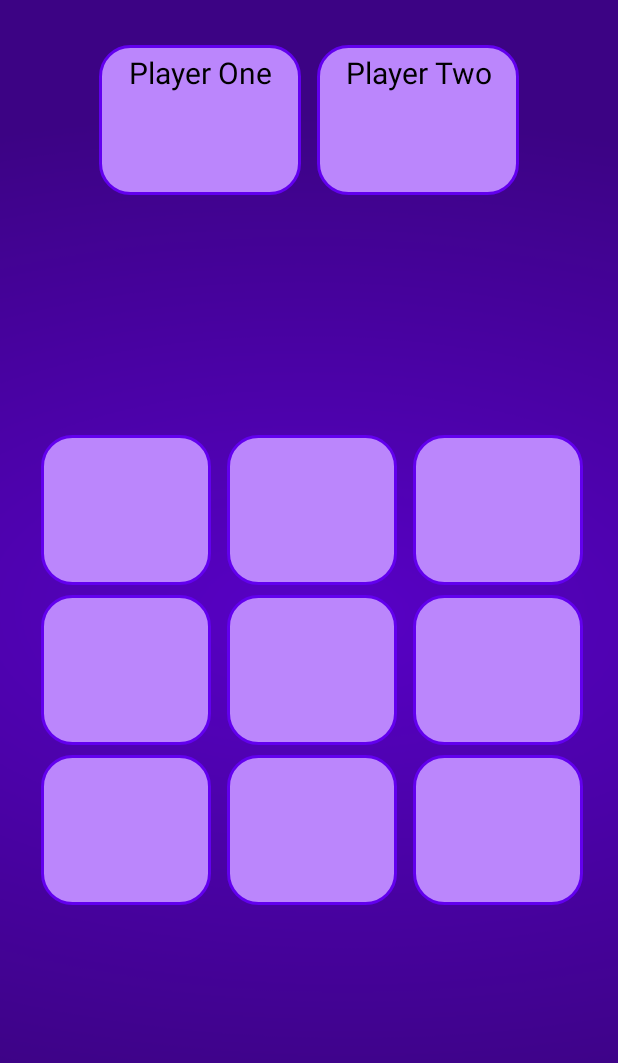
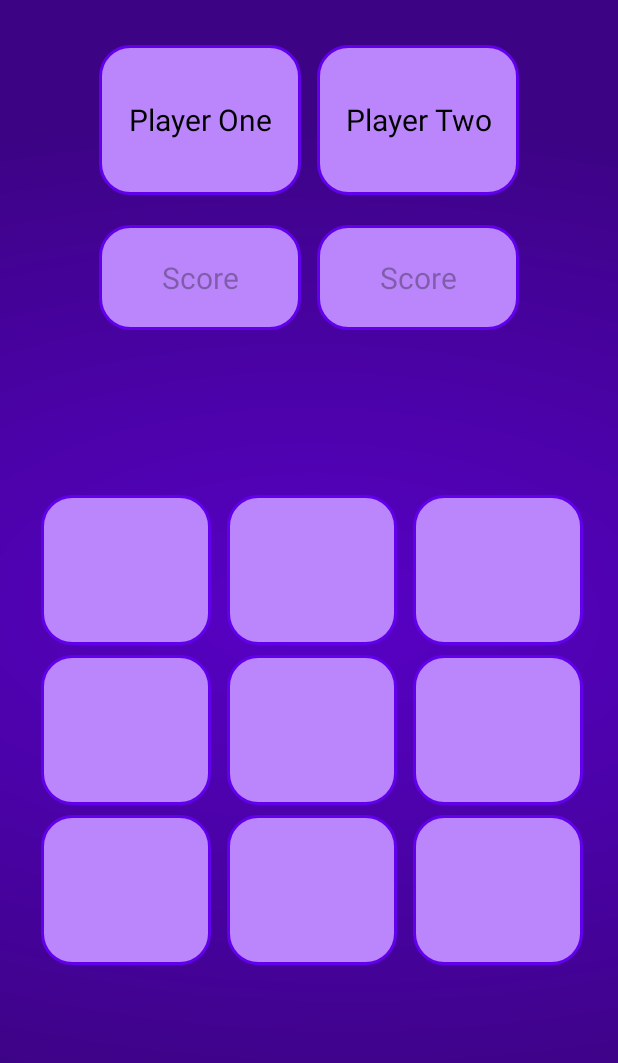
Before and after one commit to mahamud-13756/TicTacToeGame, an Android app: the screen it shows after launch (MainActivity), on a phone screen of 412 x 824 dp. Shown: the top 1063 px of the screen. Run offline under Robolectric (Android 15) with nearby library versions, the phone set to English and light mode, and no system bars.

Commit message:
Score Option add on UI

```diff
--- a/app/src/main/res/layout/activity_main.xml
+++ b/app/src/main/res/layout/activity_main.xml
@@ -29,6 +29,7 @@
             android:text="@string/player_one"
             android:textSize="20sp"
             android:textAlignment="center"
+            android:gravity="center"
             android:textColor="@color/black"
 
             />
@@ -42,6 +43,47 @@
             android:text="Player Two"
             android:textColor="@color/black"
             android:textSize="20sp"
+            android:gravity="center"
+            android:textAlignment="center"
+            />
+
+
+    </LinearLayout>
+
+
+    <LinearLayout
+        android:layout_width="300dp"
+        android:layout_height="90dp"
+        android:orientation="horizontal"
+        android:layout_gravity="center_horizontal"
+        android:padding="10dp"
+        android:weightSum="2"
+        tools:ignore="HardcodedText">
+
+        <TextView
+            android:layout_width="0dp"
+            android:layout_height="match_parent"
+            android:layout_weight="1"
+            android:layout_marginEnd="5dp"
+            android:background="@drawable/box"
+            android:hint="Score"
+            android:textSize="20sp"
+            android:gravity="center"
+            android:textAlignment="center"
+            android:textColor="@color/black"
+
+            />
+
+        <TextView
+            android:layout_width="0dp"
+            android:layout_height="match_parent"
+            android:layout_weight="1"
+            android:layout_marginStart="5dp"
+            android:background="@drawable/box"
+            android:hint="Score"
+            android:textColor="@color/black"
+            android:textSize="20sp"
+            android:gravity="center"
             android:textAlignment="center"
             />
 
@@ -52,7 +94,7 @@
     <LinearLayout
         android:layout_width="match_parent"
         android:layout_height="wrap_content"
-        android:layout_marginTop="150sp"
+        android:layout_marginTop="100sp"
         android:orientation="vertical"
 
         >
```
